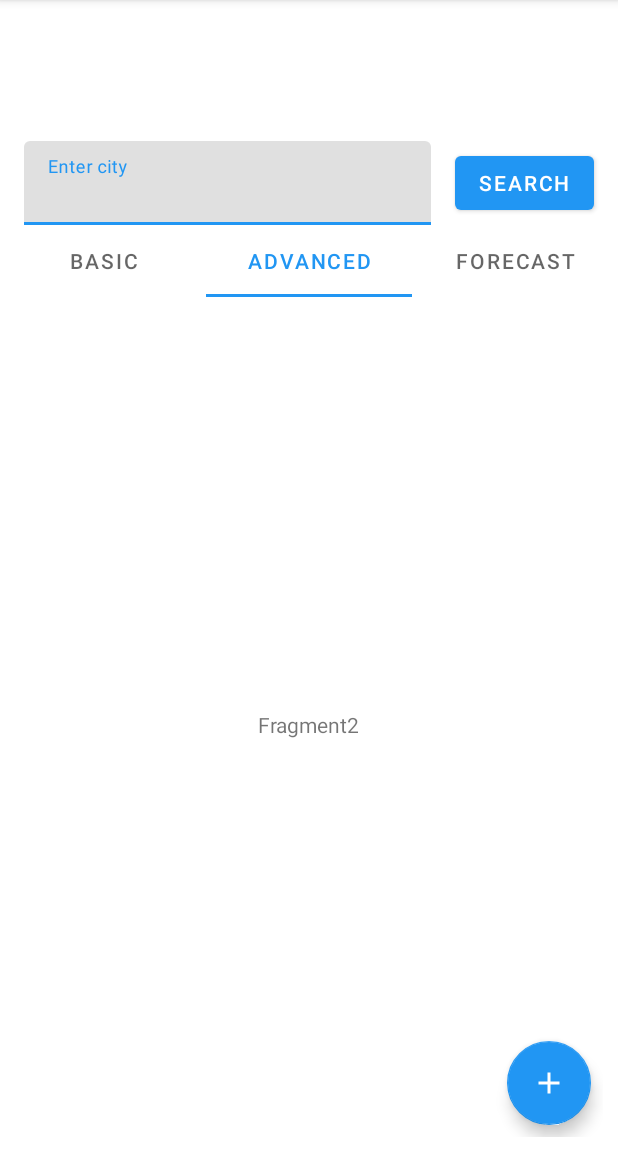
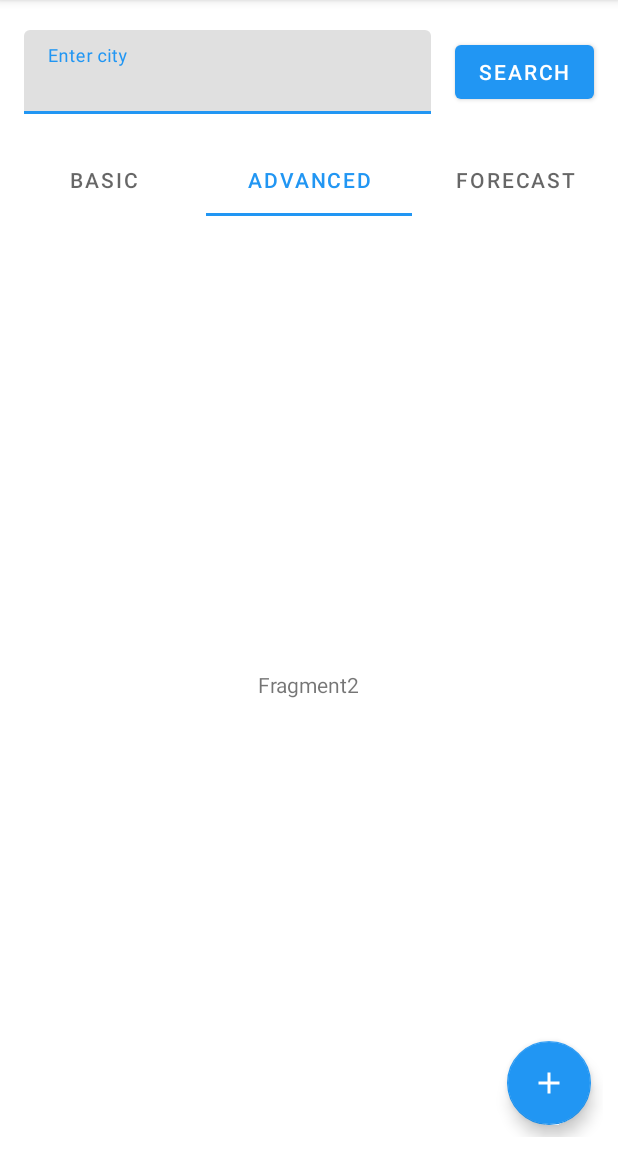
Before and after one commit to p-olszewski/WeatherApp, an Android app: the screen it shows after launch (MainActivity), tab 2 chosen, on a phone screen of 412 x 824 dp, the part 84-1236 px from its top. Run offline under Robolectric (Android 15) with nearby library versions, the phone set to English and light mode, and no system bars.

Commit message:
Minor refactor

```diff
--- a/app/src/main/java/com/example/weatherapp/MainActivity.kt
+++ b/app/src/main/java/com/example/weatherapp/MainActivity.kt
@@ -10,22 +10,18 @@ import com.google.android.material.floatingactionbutton.FloatingActionButton
 import com.google.android.material.tabs.TabLayout
 import com.google.android.material.tabs.TabLayoutMediator
 
-//https://api.openweathermap.org/data/2.5/weather?q=%C5%81%C3%B3d%C5%BA&appid=2327766b852ee11e6971640e01ded0ef&units=metric
 class MainActivity : AppCompatActivity() {
-    lateinit var addFAB: FloatingActionButton
-    lateinit var refreshFAB: FloatingActionButton
-    lateinit var saveFAB: FloatingActionButton
-    var fabVisible = false
-
-    @SuppressLint("UseCompatLoadingForDrawables")
     override fun onCreate(savedInstanceState: Bundle?) {
         super.onCreate(savedInstanceState)
         setContentView(R.layout.activity_main)
+
+        // variables and constants
         val tabLayout = findViewById<TabLayout>(R.id.tabLayout)
         val viewPager = findViewById<ViewPager2>(R.id.viewPager)
-        addFAB = findViewById(R.id.idFABAdd)
-        refreshFAB = findViewById(R.id.idFABRefresh)
-        saveFAB = findViewById(R.id.idFABSave)
+        val addFAB = findViewById<FloatingActionButton>(R.id.idFABAdd)
+        val refreshFAB = findViewById<FloatingActionButton>(R.id.idFABRefresh)
+        val saveFAB = findViewById<FloatingActionButton>(R.id.idFABSave)
+        var fabVisible = false
 
         // sharedPreferences
         val sharedPref = getSharedPreferences("myPref", MODE_PRIVATE)
@@ -34,53 +30,34 @@ class MainActivity : AppCompatActivity() {
         // ViewPager
         val adapter = ViewPagerAdapter(supportFragmentManager, lifecycle)
         viewPager.adapter = adapter
-        TabLayoutMediator(tabLayout, viewPager) {tab, position ->
-            when(position) {
-                0-> {
-                    tab.text = "Basic"
-                }
-                1-> {
-                    tab.text = "Advanced"
-                }
-                2-> {
-                    tab.text = "Forecast"
-                }
+        TabLayoutMediator(tabLayout, viewPager) { tab, position ->
+            when (position) {
+                0 -> tab.text = "Basic"
+                1 -> tab.text = "Advanced"
+                2 -> tab.text = "Forecast"
             }
         }.attach()
 
-
-        fabVisible = false
+        // FloatingActionButton toggle
         addFAB.setOnClickListener {
             if (!fabVisible) {
                 refreshFAB.show()
                 refreshFAB.visibility = View.VISIBLE
                 saveFAB.show()
                 saveFAB.visibility = View.VISIBLE
-
-                // on below line we are checking image icon of add fab
-                addFAB.setImageDrawable(resources.getDrawable(R.drawable.ic_baseline_add_24))
-
-
                 fabVisible = true
             } else {
                 refreshFAB.hide()
                 refreshFAB.visibility = View.INVISIBLE
                 saveFAB.hide()
                 saveFAB.visibility = View.INVISIBLE
-
-                // on below line we are changing image source for add fab
-                addFAB.setImageDrawable(resources.getDrawable(R.drawable.ic_baseline_add_24))
-
-
                 fabVisible = false
             }
         }
 
-
         refreshFAB.setOnClickListener {
             Toast.makeText(this@MainActivity, "Refresh clicked..", Toast.LENGTH_SHORT).show()
         }
-
 
         saveFAB.setOnClickListener {
             Toast.makeText(this@MainActivity, "Save clicked..", Toast.LENGTH_SHORT).show()
--- a/app/src/main/java/com/example/weatherapp/ViewPagerAdapter.kt
+++ b/app/src/main/java/com/example/weatherapp/ViewPagerAdapter.kt
@@ -15,18 +15,10 @@ class ViewPagerAdapter(fragmentManager: FragmentManager, lifecycle: Lifecycle):
 
     override fun createFragment(position: Int): Fragment {
         return when (position) {
-            0 -> {
-                FirstFragment()
-            }
-            1 -> {
-                SecondFragment()
-            }
-            2 -> {
-                ThirdFragment()
-            }
-            else -> {
-                FirstFragment()
-            }
+            0 -> FirstFragment()
+            1 -> SecondFragment()
+            2 -> ThirdFragment()
+            else -> FirstFragment()
         }
     }
 }
--- a/app/src/main/res/layout/activity_main.xml
+++ b/app/src/main/res/layout/activity_main.xml
@@ -11,11 +11,11 @@
         android:layout_width="0dp"
         android:layout_height="wrap_content"
         android:layout_marginStart="16dp"
+        android:layout_marginTop="20dp"
         android:layout_marginEnd="16dp"
-        app:layout_constraintBottom_toTopOf="@+id/tabLayout"
         app:layout_constraintEnd_toStartOf="@+id/buttonSearch"
-        app:layout_constraintStart_toStartOf="parent">
-
+        app:layout_constraintStart_toStartOf="parent"
+        app:layout_constraintTop_toTopOf="parent">
         <com.google.android.material.textfield.TextInputEditText
             android:layout_width="match_parent"
             android:layout_height="wrap_content"
@@ -36,10 +36,10 @@
         android:id="@+id/tabLayout"
         android:layout_width="match_parent"
         android:layout_height="wrap_content"
-        android:layout_marginTop="150dp"
+        android:layout_marginTop="20dp"
         app:layout_constraintEnd_toEndOf="parent"
         app:layout_constraintStart_toStartOf="parent"
-        app:layout_constraintTop_toTopOf="parent">
+        app:layout_constraintTop_toBottomOf="@+id/textInputLayout">
 
         <com.google.android.material.tabs.TabItem
             android:layout_width="match_parent"
```
